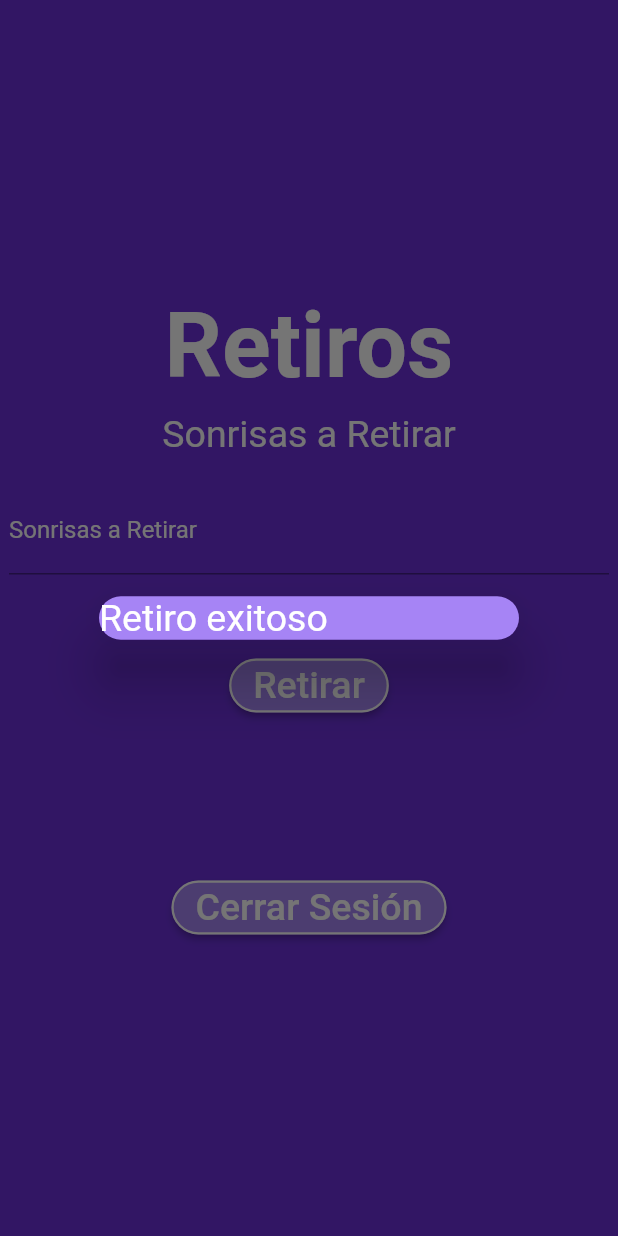
After one commit to SantiagoHB/SmilesBank, a Flutter app: the Retirar screen opened directly, after a tap on "Retirar", on a phone screen of 412 x 824 dp. The commit adds this screen. Run offline on Flutter 3.47's test engine with Material 2 defaults, Android fonts, the light colour scheme and no system bars.

Commit message:
Pantalla de Retiros

```diff
--- a/lib/screens/Inicio.dart
+++ b/lib/screens/Inicio.dart
@@ -1,6 +1,8 @@
 import 'package:apptransaccional/screens/Transferencia.dart';
 import 'package:flutter/material.dart';
 import 'package:apptransaccional/screens/Autenticacion.dart';
+
+import 'Retirar.dart';
 class PaginaInicio extends StatelessWidget {
   const PaginaInicio({super.key});
 
@@ -94,7 +96,7 @@ class PaginaInicio extends StatelessWidget {
                   Navigator.pop(context); //ir
                   Navigator.push( //volver
                     context,
-                    MaterialPageRoute(builder: (_) => const Autenticacion())
+                    MaterialPageRoute(builder: (_) => const Retirar())
                   );
                 },
                 style: ElevatedButton.styleFrom(backgroundColor: const Color.fromARGB(255, 166, 132, 245),
--- /dev/null
+++ b/lib/screens/Retirar.dart
@@ -0,0 +1,136 @@
+import 'package:apptransaccional/screens/Transferencia.dart';
+import 'package:flutter/material.dart';
+import 'package:apptransaccional/screens/Autenticacion.dart';
+class Retirar extends StatelessWidget {
+  const Retirar({super.key});
+
+  @override
+  Widget build(BuildContext context) {
+    return Scaffold(
+      body: Column(
+          mainAxisAlignment: MainAxisAlignment.center,
+          children: [
+            const Center(
+              child: Text(
+                'Retiros',
+                style: TextStyle(
+                  fontSize: 60,
+                  fontWeight: FontWeight.bold,
+                  color: Color.fromARGB(255, 255, 255, 255),
+                ),
+              ),
+              ),
+            const SizedBox(height: 10),
+            const Center(
+              child: Text(
+                'Sonrisas a Retirar',
+                style: TextStyle(
+                fontSize: 25,
+                color: Colors.white,
+                ),
+              ),
+            ),
+            const SizedBox(height: 10),
+            Container(height: 10),
+            SizedBox(
+              width: 400,
+              child: TextFormField(
+                decoration: const InputDecoration(
+                  labelText: 'Sonrisas a Retirar',
+                  labelStyle: TextStyle(
+                    color: Colors.white,
+                  ),
+                ),
+                onSaved: (String? value) {},
+                validator: (String? value) {
+                  return (value != null && value.contains('@')) ? 'Do not use the @ char.' : null;
+                },
+              ),
+            ),
+            const SizedBox(height: 10),
+             /*const Center(
+              child: Text(
+                'Cantidad a transferir',
+                style: TextStyle(
+                fontSize: 25,
+                color: Colors.white,
+                ),
+              ),
+            ),
+            Container(height: 10),
+            SizedBox(
+              width: 400,
+              child: TextFormField(
+                decoration: const InputDecoration(
+                  labelText: 'Sonrisas a Transferir',
+                  labelStyle: TextStyle(
+                    color: Colors.white,
+                  ),
+                ),
+                onSaved: (String? value) {},
+                validator: (String? value) {
+                  return (value != null && value.contains('@')) ? 'Do not use the @ char.' : null;
+                },
+              ),
+            ),
+            const SizedBox(height: 10),*/
+            const SizedBox(height: 40),
+            Positioned(right:0,left:20,bottom:0,
+              child: ElevatedButton(
+                onPressed: () {
+                  showDialog(context: context, builder: (context) {
+                    return Dialog(
+                      shape: RoundedRectangleBorder(borderRadius: BorderRadius.circular(40)),
+                      elevation: 16,
+                      backgroundColor: Color.fromARGB(255, 166, 132, 245),
+                      alignment: Alignment.center,
+                        child: const Text(
+                          'Retiro exitoso',
+                          style: TextStyle(
+                          overflow: TextOverflow.clip,
+                          fontSize: 25,
+                          color: Color.fromARGB(255, 255, 255, 255),
+                          ),
+                        ),
+                      );
+                    },
+                  );
+                },
+                style: ElevatedButton.styleFrom(backgroundColor: const Color.fromARGB(255, 166, 132, 245),
+                shape: const StadiumBorder(),
+                side: const BorderSide(
+                  width: 1.5,
+                  color: Color.fromARGB(255, 255, 255, 255),)),
+                child: const Text(
+                  'Retirar',
+                  style: TextStyle(fontSize: 25),
+                ),
+              ),
+            ),
+
+            const SizedBox(height: 100), // Espacio vacío entre los botones y el botón de cerrar sesión
+            Center(
+              child: ElevatedButton(
+                onPressed: () {
+                  Navigator.pop(context); //ir
+                  Navigator.push( //volver
+                    context,
+                    MaterialPageRoute(builder: (_) => const Autenticacion())
+                  );
+                },
+                style: ElevatedButton.styleFrom(backgroundColor: const Color.fromARGB(255, 166, 132, 245),
+                shape: const StadiumBorder(),
+                side: const BorderSide(
+                  width: 1.5,
+                  color: Color.fromARGB(255, 255, 255, 255),)),
+                child: const Text(
+                  'Cerrar Sesión',
+                  style: TextStyle(fontSize: 25),
+                ),
+              ),
+            ),
+          ],
+        )
+    );
+  }
+}
```
